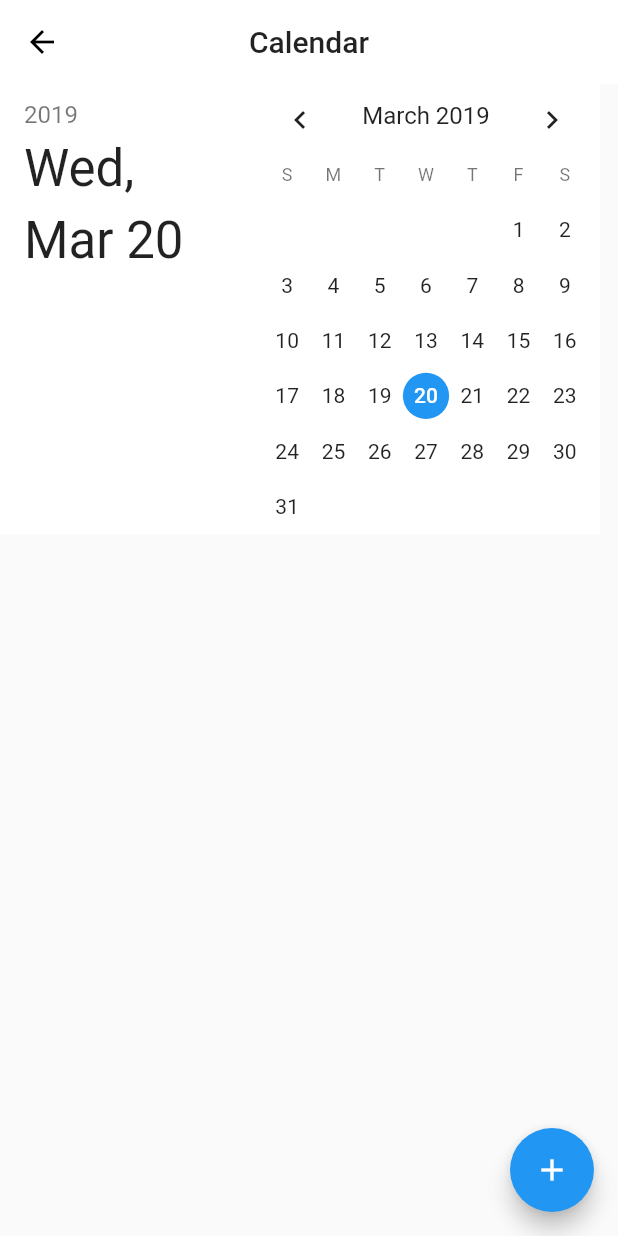
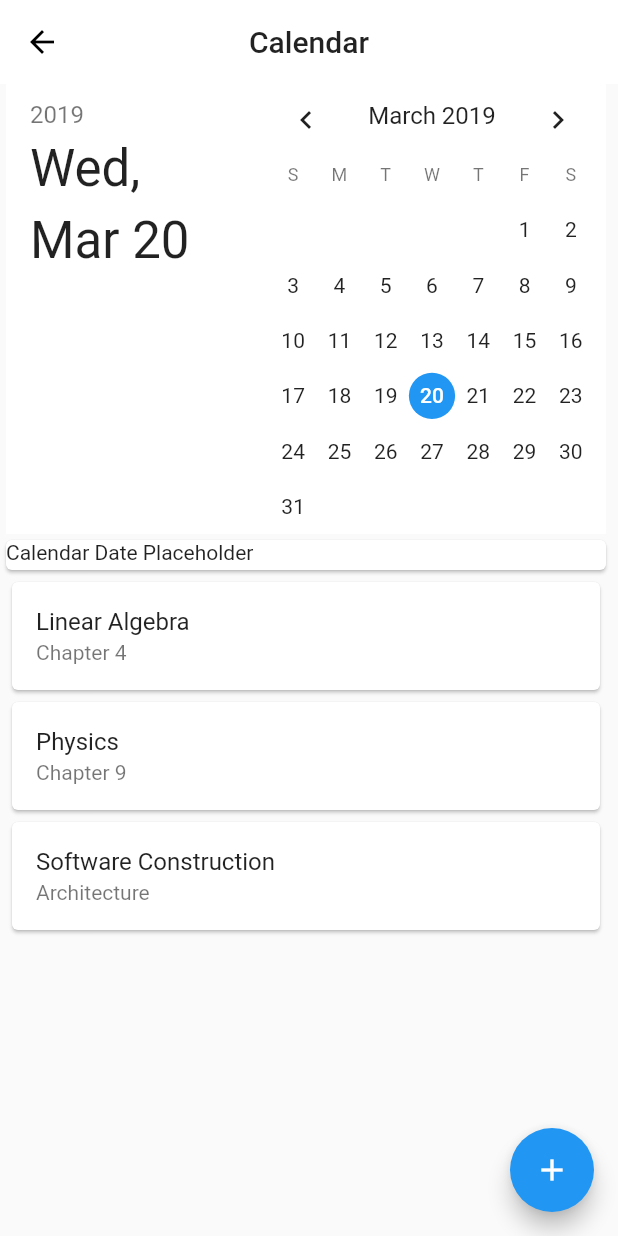
Before and after one commit to Renzo-Olivares/dash, a Flutter app: the Calendar screen opened directly, on a phone screen of 412 x 824 dp. Run offline on Flutter 3.47's test engine with Material 2 defaults, Android fonts, the phone set to English and light mode, and no system bars; our stand-ins replace auto_size_text.

Commit message:
TF-9 #Implement animated list for past/today/present tabs TaskModel: temporary model for tasks calendar_widget: add animated task list dashboard_widget: add animated task list animatedlist_widget: custom animated list widget with card background and dismissible

```diff
--- /dev/null
+++ b/lib/TaskModel.dart
@@ -0,0 +1,20 @@
+class TaskModel {
+  TaskModel({this.taskTitle, this.taskDetails});
+  String taskTitle;
+  String taskDetails;
+}
+
+List<TaskModel> listData = [
+  TaskModel(
+    taskTitle: "Linear Algebra",
+    taskDetails: "Chapter 4",
+  ),
+  TaskModel(
+    taskTitle: "Physics",
+    taskDetails: "Chapter 9",
+  ),
+  TaskModel(
+    taskTitle: "Software Construction",
+    taskDetails: "Architecture",
+  ),
+];
--- /dev/null
+++ b/lib/animatedlist_widget.dart
@@ -0,0 +1,62 @@
+import 'package:flutter/material.dart';
+import 'package:dash/TaskModel.dart';
+
+class AnimatedTaskList extends StatefulWidget {
+  final GlobalKey<AnimatedListState> _key;
+
+  AnimatedTaskList(this._key);
+
+  void addUser() {
+    int index = listData.length;
+    listData.add(
+      TaskModel(
+        taskTitle: "Grocery Shopping",
+        taskDetails: "Costco",
+      ),
+    );
+    _key.currentState.insertItem(index, duration: Duration(milliseconds: 500));
+  }
+
+  @override
+  _AnimatedTaskListState createState() => _AnimatedTaskListState(_key);
+}
+
+class _AnimatedTaskListState extends State<AnimatedTaskList> {
+  final GlobalKey<AnimatedListState> _key;
+
+  _AnimatedTaskListState(this._key);
+
+  @override
+  Widget build(BuildContext context) {
+    // TODO: implement build
+    return Scaffold(
+      body: SafeArea(
+          child: AnimatedList(
+              key: _key,
+              initialItemCount: listData.length,
+              itemBuilder:
+                  (BuildContext context, int index, Animation animation) {
+                return Dismissible(
+                    key: ValueKey("placeholder"), //make key index of list
+                    onDismissed: null,
+                    background: Card(
+                        child: Container(
+                      alignment: Alignment.centerRight,
+                      padding: EdgeInsets.only(right: 20.0),
+                      color: Colors.red,
+                      child: Icon(Icons.delete, color: Colors.white),
+                    )),
+                    child: Card(
+                        child: FadeTransition(
+                            opacity: animation,
+                            child: ListTile(
+                              title: Text(listData[index].taskTitle),
+                              subtitle: Text(listData[index].taskDetails),
+                              onLongPress: () {
+                                //todo delete user
+                              },
+                            ))));
+              })),
+    );
+  }
+}
--- a/lib/calendar_widget.dart
+++ b/lib/calendar_widget.dart
@@ -1,12 +1,14 @@
 import 'package:flutter/material.dart';
 import 'custom_calendar.dart';
+import 'animatedlist_widget.dart';
 
 class Calendar extends StatefulWidget {
   @override
-  State<StatefulWidget> createState() => _CalendarState();
+  _CalendarState createState() => _CalendarState();
 }
 
 class _CalendarState extends State<Calendar> {
+  final AnimatedTaskList calendarTasks = AnimatedTaskList(GlobalKey<AnimatedListState>(debugLabel: "key 4"));
   @override
   Widget build(BuildContext context) {
     // TODO: implement build
@@ -22,16 +24,26 @@ class _CalendarState extends State<Calendar> {
           elevation: 0,
         ),
         floatingActionButton: new FloatingActionButton(
-            onPressed: (){
+            onPressed: () {
               _onFabPress(context);
             },
             child: new Icon(Icons.add)),
-        body: new DatePickerDialog(
-          initialDate: selectedDate,
-          firstDate: firstDate,
-          lastDate: lastDate,
-          selectableDayPredicate: selectableDayPredicate,
-          initialDatePickerMode: initialDatePickerMode,
+        body: Column(
+          children: <Widget>[
+            new DatePickerDialog(
+              initialDate: selectedDate,
+              firstDate: firstDate,
+              lastDate: lastDate,
+              selectableDayPredicate: selectableDayPredicate,
+              initialDatePickerMode: initialDatePickerMode,
+            ),
+            Card(
+                child: Container(
+                    height: 20,
+                    width: 400,
+                    child: Text("Calendar Date Placeholder"))),
+            SizedBox(width: 400, height: 278, child: calendarTasks)
+          ],
         ));
   }
 
--- a/lib/dashboard_widget.dart
+++ b/lib/dashboard_widget.dart
@@ -1,12 +1,17 @@
 import 'package:flutter/material.dart';
 import 'search_widget.dart';
+import 'animatedlist_widget.dart';
 
 class Dashboard extends StatefulWidget {
   @override
-  State<StatefulWidget> createState() => _DashboardState();
+  _DashboardState createState() => _DashboardState();
 }
 
 class _DashboardState extends State<Dashboard> {
+  AnimatedTaskList pastList = AnimatedTaskList(GlobalKey<AnimatedListState>(debugLabel: "key 1"));
+  AnimatedTaskList todayList = AnimatedTaskList(GlobalKey<AnimatedListState>(debugLabel: "key 2"));
+  AnimatedTaskList futureList = AnimatedTaskList(GlobalKey<AnimatedListState>(debugLabel: "key 3"));
+
   @override
   Widget build(BuildContext context) {
     return Scaffold(
@@ -50,14 +55,22 @@ class _DashboardState extends State<Dashboard> {
                   ),
                 ),
               ),
-          ),
+              body: new TabBarView(
+                children: <Widget>[
+                  pastList,
+                  todayList,
+                  futureList
+                ],
+              )),
         ),
       ),
     );
   }
 
   void _onFabPress(context) {
-    showModalBottomSheet(
+    pastList.addUser();
+  }
+  /*showModalBottomSheet(
         context: context,
         builder: (BuildContext bc) {
           return Container(
@@ -73,7 +86,7 @@ class _DashboardState extends State<Dashboard> {
             )),
           ]));
         });
-  }
+  }*/
 }
 
 class CustomTabIndicator extends Decoration {
--- a/lib/homenav_widget.dart
+++ b/lib/homenav_widget.dart
@@ -5,7 +5,7 @@ import 'dashboard_widget.dart';
 
 class Homenav extends StatefulWidget {
   @override
-  State<StatefulWidget> createState() => _HomenavState();
+  _HomenavState createState() => _HomenavState();
 }
 
 class _HomenavState extends State<Homenav> {
--- a/lib/settings_widget.dart
+++ b/lib/settings_widget.dart
@@ -2,7 +2,7 @@ import 'package:flutter/material.dart';
 
 class Settings extends StatefulWidget {
   @override
-  State<StatefulWidget> createState() => _SettingsState();
+  _SettingsState createState() => _SettingsState();
 }
 
 class _SettingsState extends State<Settings> {
```
Lines whose indentation alone changed are shown as unchanged.
